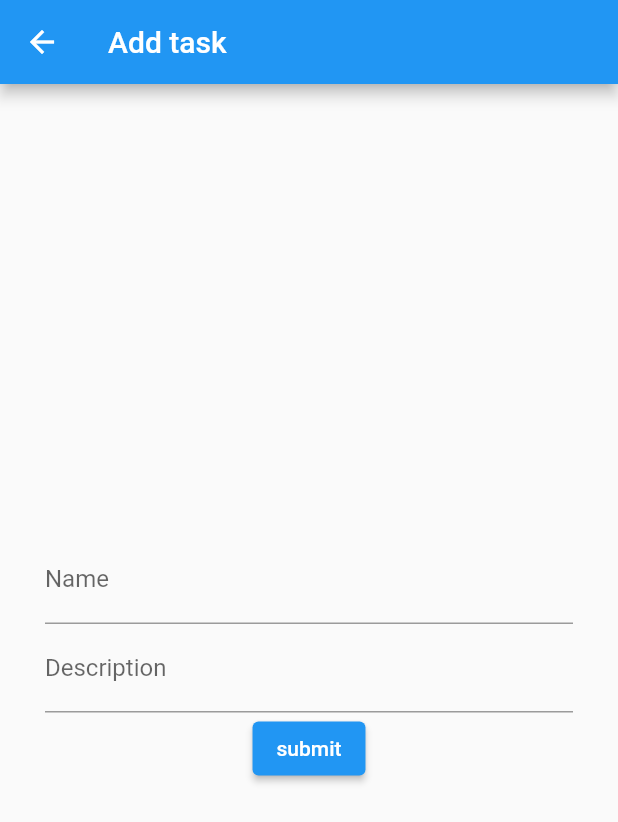
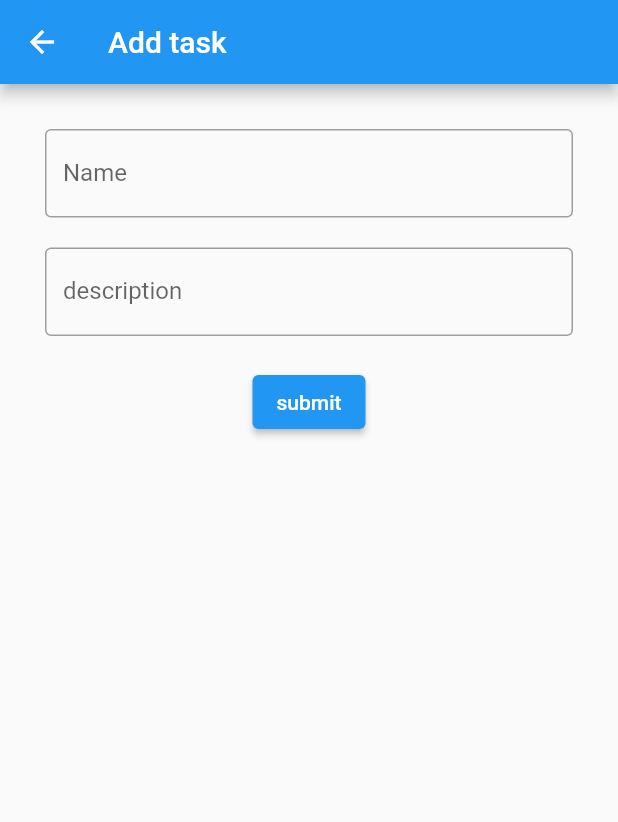
Before and after one commit to Abdullah3010/Flutter-Course, a Flutter app: the screen it shows after launch, after a tap on the "add" icon, on a phone screen of 412 x 824 dp. Shown: the top 822 px of the screen. Run offline on Flutter 3.47's test engine with Material 2 defaults, Android fonts, the phone set to English and light mode, and no system bars; our stand-ins replace bloc, equatable, flutter_bloc, sqflite; accounts and stored records are empty.

Commit message:
session 3,4

```diff
--- a/session2/todo_app/lib/main.dart
+++ b/session2/todo_app/lib/main.dart
@@ -1,5 +1,7 @@
 import 'package:flutter/cupertino.dart';
 import 'package:flutter/material.dart';
+import 'package:flutter_bloc/flutter_bloc.dart';
+import 'package:todo_app/modules/statemangment/bloc/task_bloc.dart';
 import 'package:todo_app/modules/views/tasks_screen.dart';
 
 void main() {
@@ -11,12 +13,19 @@ class MyApp extends StatelessWidget {
 
   @override
   Widget build(BuildContext context) {
-    return MaterialApp(
-      title: 'Flutter Demo',
-      theme: ThemeData(
-        primarySwatch: Colors.blue,
+    return MultiBlocProvider(
+      providers: [
+        BlocProvider<TaskBloc>(
+          create: (context) => TaskBloc(),
+        ),
+      ],
+      child: MaterialApp(
+        title: 'Flutter Demo',
+        theme: ThemeData(
+          primarySwatch: Colors.blue,
+        ),
+        home: TasksScreen(),
       ),
-      home: TasksScreen(),
     );
   }
 }
--- a/session2/todo_app/lib/modules/models/task_model.dart
+++ b/session2/todo_app/lib/modules/models/task_model.dart
@@ -2,7 +2,7 @@ class TaskModel {
   int? id;
   final String name;
   final String description;
-  final bool isDone;
+  bool isDone;
 
   TaskModel({
     this.id,
--- /dev/null
+++ b/session2/todo_app/lib/modules/statemangment/bloc/task_bloc.dart
@@ -0,0 +1,48 @@
+import 'package:bloc/bloc.dart';
+import 'package:equatable/equatable.dart';
+import 'package:todo_app/core/database/database_connection.dart';
+import 'package:todo_app/modules/models/task_model.dart';
+
+part 'task_event.dart';
+part 'task_state.dart';
+
+class TaskBloc extends Bloc<TaskEvent, TaskState> {
+  List<TaskModel>? tasks;
+
+  TaskBloc() : super(TaskInitial()) {
+    on<TaskEvent>(
+      (event, emit) async {
+        if (event is GetAllTasksEvent) {
+          emit(GetAllTasksLoading());
+          await DatabaseConnection.connect();
+          tasks = await DatabaseConnection.getAllTasks();
+          await DatabaseConnection.close();
+          emit(GetAllTasksDone());
+        } else if (event is AddTaskEvent) {
+          emit(AddTasksLoading());
+          await DatabaseConnection.connect();
+          await DatabaseConnection.insertToTasks(event.task);
+          tasks = await DatabaseConnection.getAllTasks();
+          await DatabaseConnection.close();
+          emit(AddTasksDone());
+        } else if (event is DeleteTaskEvent) {
+          emit(DeleteTaskLoading());
+          await DatabaseConnection.connect();
+          await DatabaseConnection.deleteTask(event.id);
+          tasks!.removeWhere((element) => element.id == event.id);
+          await DatabaseConnection.close();
+          emit(DeleteTaskDone());
+        } else if (event is UpdateTaskEvent) {
+          emit(UpdateTaskLoading());
+          await DatabaseConnection.connect();
+          await DatabaseConnection.updateTask(event.task);
+          tasks = await DatabaseConnection.getAllTasks();
+          await DatabaseConnection.close();
+          emit(UpdateTaskDone());
+        } else if (event is UpdateIsDoneEvent) {
+          emit(UpdateIsDoneState(isDone: event.isDone));
+        }
+      },
+    );
+  }
+}
--- /dev/null
+++ b/session2/todo_app/lib/modules/statemangment/bloc/task_event.dart
@@ -0,0 +1,42 @@
+part of 'task_bloc.dart';
+
+abstract class TaskEvent extends Equatable {
+  const TaskEvent();
+
+  @override
+  List<Object> get props => [];
+}
+
+class GetAllTasksEvent extends TaskEvent {}
+
+class AddTaskEvent extends TaskEvent {
+  final TaskModel task;
+
+  const AddTaskEvent({
+    required this.task,
+  });
+}
+
+class DeleteTaskEvent extends TaskEvent {
+  final int id;
+
+  const DeleteTaskEvent({
+    required this.id,
+  });
+}
+
+class UpdateTaskEvent extends TaskEvent {
+  final TaskModel task;
+
+  const UpdateTaskEvent({
+    required this.task,
+  });
+}
+
+class UpdateIsDoneEvent extends TaskEvent {
+  final bool isDone;
+
+  const UpdateIsDoneEvent({
+    required this.isDone,
+  });
+}
--- /dev/null
+++ b/session2/todo_app/lib/modules/statemangment/bloc/task_state.dart
@@ -0,0 +1,37 @@
+part of 'task_bloc.dart';
+
+abstract class TaskState extends Equatable {
+  const TaskState();
+
+  @override
+  List<Object> get props => [];
+}
+
+class TaskInitial extends TaskState {}
+
+class GetAllTasksLoading extends TaskState {}
+
+class GetAllTasksDone extends TaskState {}
+
+class AddTasksLoading extends TaskState {}
+
+class AddTasksDone extends TaskState {}
+
+class DeleteTaskLoading extends TaskState {}
+
+class DeleteTaskDone extends TaskState {}
+
+class UpdateTaskLoading extends TaskState {}
+
+class UpdateTaskDone extends TaskState {}
+
+class UpdateIsDoneState extends TaskState {
+  bool isDone;
+
+  UpdateIsDoneState({
+    required this.isDone,
+  });
+
+  @override
+  List<Object> get props => [isDone];
+}
--- a/session2/todo_app/lib/modules/views/add_task.dart
+++ b/session2/todo_app/lib/modules/views/add_task.dart
@@ -1,30 +1,50 @@
 import 'package:flutter/material.dart';
-import 'package:todo_app/core/database/database_connection.dart';
+import 'package:flutter_bloc/flutter_bloc.dart';
 import 'package:todo_app/modules/models/task_model.dart';
+import 'package:todo_app/modules/statemangment/bloc/task_bloc.dart';
 
 class AddTask extends StatelessWidget {
   TextEditingController nameController = TextEditingController();
   TextEditingController descriptionController = TextEditingController();
   final _formkey = GlobalKey<FormState>();
+  bool isUpdate;
+  TaskModel? task;
+  AddTask({
+    this.isUpdate = false,
+    this.task,
+    super.key,
+  });
   @override
   Widget build(BuildContext context) {
+    nameController.text = task?.name ?? '';
+    descriptionController.text = task?.description ?? '';
+    return BlocBuilder<TaskBloc, TaskState>(
+      builder: (context, state) {
+        print("state =========> $state");
+        final bloc = BlocProvider.of<TaskBloc>(context);
         return Scaffold(
           appBar: AppBar(
-        title: Text('Add task'),
+            title: Text(isUpdate ? 'Update task' : 'Add task'),
           ),
-      body: Column(
+          body: SingleChildScrollView(
+            child: Column(
               mainAxisAlignment: MainAxisAlignment.center,
               children: [
                 Container(
-            margin: EdgeInsets.all(30),
+                  margin: const EdgeInsets.all(30),
                   child: Form(
                     key: _formkey,
                     child: Column(
                       children: [
                         TextFormField(
                           controller: nameController,
-                    decoration: InputDecoration(
+                          decoration: const InputDecoration(
                             labelText: 'Name',
+                            enabledBorder: OutlineInputBorder(
+                              borderSide: BorderSide(
+                                color: Colors.grey,
+                              ),
+                            ),
                           ),
                           validator: (value) {
                             if (value!.isEmpty) {
@@ -33,10 +53,18 @@ class AddTask extends StatelessWidget {
                             return null;
                           },
                         ),
+                        const SizedBox(
+                          height: 20,
+                        ),
                         TextFormField(
                           controller: descriptionController,
-                    decoration: InputDecoration(
-                      labelText: 'Description',
+                          decoration: const InputDecoration(
+                            labelText: 'description',
+                            enabledBorder: OutlineInputBorder(
+                              borderSide: BorderSide(
+                                color: Colors.grey,
+                              ),
+                            ),
                           ),
                           validator: (value) {
                             if (value!.isEmpty) {
@@ -45,19 +73,44 @@ class AddTask extends StatelessWidget {
                             return null;
                           },
                         ),
+                        const SizedBox(
+                          height: 20,
+                        ),
+                        if (isUpdate) ...{
+                          Row(
+                            children: [
+                              Checkbox(
+                                value: task?.isDone ?? false,
+                                onChanged: (value) {
+                                  task?.isDone = value!;
+                                  bloc.add(UpdateIsDoneEvent(isDone: value!));
+                                },
+                              ),
+                              const Text('is done'),
+                            ],
+                          ),
+                          const SizedBox(
+                            height: 20,
+                          ),
+                        },
                         ElevatedButton(
                           onPressed: () async {
                             if (_formkey.currentState!.validate()) {
-                        final task = TaskModel(
+                              final newTask = TaskModel(
+                                id: isUpdate ? task?.id : null,
                                 name: nameController.text,
                                 description: descriptionController.text,
-                          isDone: false,
+                                isDone: task?.isDone ?? false,
                               );
-                        await DatabaseConnection.insertToTasks(task);
+                              if (isUpdate) {
+                                bloc.add(UpdateTaskEvent(task: newTask));
+                              } else {
+                                bloc.add(AddTaskEvent(task: newTask));
+                              }
                               Navigator.pop(context);
                             }
                           },
-                    child: Text('submit'),
+                          child: Text(isUpdate ? 'Update' : 'submit'),
                         )
                       ],
                     ),
@@ -65,6 +118,9 @@ class AddTask extends StatelessWidget {
                 ),
               ],
             ),
+          ),
+        );
+      },
     );
   }
 }
--- /dev/null
+++ b/session2/todo_app/lib/modules/views/all_tasks_screen.dart
@@ -0,0 +1,26 @@
+import 'package:flutter/material.dart';
+import 'package:flutter_bloc/flutter_bloc.dart';
+import 'package:todo_app/modules/statemangment/bloc/task_bloc.dart';
+import 'package:todo_app/modules/widgets/task_widget.dart';
+
+class AllTasksScreen extends StatelessWidget {
+  @override
+  Widget build(BuildContext context) {
+    return BlocBuilder<TaskBloc, TaskState>(
+      builder: (context, state) {
+        final bloc = BlocProvider.of<TaskBloc>(context);
+        return state is GetAllTasksLoading
+            ? const CircularProgressIndicator()
+            : ListView.builder(
+                itemCount: bloc.tasks?.length ?? 0,
+                physics: const BouncingScrollPhysics(),
+                itemBuilder: (context, index) {
+                  return TaskWidget(
+                    task: bloc.tasks![index],
+                  );
+                },
+              );
+      },
+    );
+  }
+}
--- /dev/null
+++ b/session2/todo_app/lib/modules/views/complete_screen.dart
@@ -0,0 +1,12 @@
+import 'package:flutter/material.dart';
+
+class CompleteTasksScreen extends StatelessWidget {
+  const CompleteTasksScreen({super.key});
+
+  @override
+  Widget build(BuildContext context) {
+    return const Center(
+      child: Text('Complete Tasks'),
+    );
+  }
+}
--- a/session2/todo_app/lib/modules/views/tasks_screen.dart
+++ b/session2/todo_app/lib/modules/views/tasks_screen.dart
@@ -1,46 +1,41 @@
 import 'package:flutter/material.dart';
-import 'package:todo_app/core/database/database_connection.dart';
-import 'package:todo_app/modules/models/task_model.dart';
+import 'package:flutter_bloc/flutter_bloc.dart';
+import 'package:todo_app/modules/statemangment/bloc/task_bloc.dart';
 import 'package:todo_app/modules/views/add_task.dart';
+import 'package:todo_app/modules/views/all_tasks_screen.dart';
+import 'package:todo_app/modules/views/complete_screen.dart';
+import 'package:todo_app/modules/views/uncomplete_screen.dart';
 import 'package:todo_app/modules/widgets/task_widget.dart';
 
 class TasksScreen extends StatefulWidget {
-  const TasksScreen({Key? key}) : super(key: key);
+  TasksScreen({super.key});
 
   @override
   State<TasksScreen> createState() => _TasksScreenState();
 }
 
 class _TasksScreenState extends State<TasksScreen> {
-  List<TaskModel> tasks = [];
   int currentIndex = 0;
-  @override
-  void initState() {
-    super.initState();
-    initDatabase();
-  }
 
-  void initDatabase() async {
-    await DatabaseConnection.connect();
-    tasks = await DatabaseConnection.getAllTasks();
-    setState(() {});
-  }
-
+  List<Widget> screens = [
+    AllTasksScreen(),
+    const CompleteTasksScreen(),
+    const UncompleteTasksScreen(),
+  ];
   @override
   Widget build(BuildContext context) {
+    return BlocBuilder<TaskBloc, TaskState>(
+      builder: (context, state) {
+        print("state =========> $state");
+        final bloc = BlocProvider.of<TaskBloc>(context);
+        if (state is TaskInitial) {
+          bloc.add(GetAllTasksEvent());
+        }
         return Scaffold(
           appBar: AppBar(
             title: const Text('Tasks'),
           ),
-      body: ListView.builder(
-        itemCount: tasks.length,
-        physics: const BouncingScrollPhysics(),
-        itemBuilder: (context, index) {
-          return TaskWidget(
-            task: tasks[index],
-          );
-        },
-      ),
+          body: screens[currentIndex],
           floatingActionButton: FloatingActionButton(
             onPressed: () {
               Navigator.push(
@@ -48,30 +43,34 @@ class _TasksScreenState extends State<TasksScreen> {
                 MaterialPageRoute(
                   builder: (context) => AddTask(),
                 ),
-          ).then((value) async {
-            tasks = await DatabaseConnection.getAllTasks();
-            setState(() {});
-          });
+              );
             },
             child: const Icon(Icons.add),
           ),
           bottomNavigationBar: BottomNavigationBar(
             currentIndex: currentIndex,
-        items: [
+            onTap: (index) {
+              setState(() {
+                currentIndex = index;
+              });
+            },
+            items: const [
               BottomNavigationBarItem(
-            icon: Icon(Icons.home),
-            label: 'home',
+                icon: Icon(Icons.task),
+                label: 'Tasks',
               ),
               BottomNavigationBarItem(
-            icon: Icon(Icons.home),
-            label: 'test',
+                icon: Icon(Icons.done_all_outlined),
+                label: 'completed',
               ),
               BottomNavigationBarItem(
-            icon: Icon(Icons.home),
-            label: 'ds',
+                icon: Icon(Icons.delete_sweep_rounded),
+                label: 'uncompleted',
               ),
             ],
           ),
         );
+      },
+    );
   }
 }
--- /dev/null
+++ b/session2/todo_app/lib/modules/views/uncomplete_screen.dart
@@ -0,0 +1,12 @@
+import 'package:flutter/material.dart';
+
+class UncompleteTasksScreen extends StatelessWidget {
+  const UncompleteTasksScreen({super.key});
+
+  @override
+  Widget build(BuildContext context) {
+    return const Center(
+      child: Text('uncomplete Tasks'),
+    );
+  }
+}
--- a/session2/todo_app/lib/modules/widgets/task_widget.dart
+++ b/session2/todo_app/lib/modules/widgets/task_widget.dart
@@ -1,5 +1,8 @@
 import 'package:flutter/material.dart';
+import 'package:flutter_bloc/flutter_bloc.dart';
 import 'package:todo_app/modules/models/task_model.dart';
+import 'package:todo_app/modules/statemangment/bloc/task_bloc.dart';
+import 'package:todo_app/modules/views/add_task.dart';
 
 class TaskWidget extends StatelessWidget {
   const TaskWidget({
@@ -10,7 +13,19 @@ class TaskWidget extends StatelessWidget {
   final TaskModel task;
   @override
   Widget build(BuildContext context) {
-    return Container(
+    return InkWell(
+      onTap: () {
+        Navigator.push(
+          context,
+          MaterialPageRoute(
+            builder: (context) => AddTask(
+              isUpdate: true,
+              task: task,
+            ),
+          ),
+        );
+      },
+      child: Container(
         width: double.infinity,
         height: 85,
         margin: const EdgeInsets.all(10),
@@ -26,6 +41,10 @@ class TaskWidget extends StatelessWidget {
             topLeft: Radius.circular(3),
             bottomLeft: Radius.circular(10),
           ),
+          // border: Border.all(
+          //   color: Colors.grey,
+          //   width: 1,
+          // ),
         ),
         child: Row(
           children: [
@@ -57,7 +76,11 @@ class TaskWidget extends StatelessWidget {
             const Spacer(),
             IconButton(
               onPressed: () {
-              print("icon pressed");
+                BlocProvider.of<TaskBloc>(context).add(
+                  DeleteTaskEvent(
+                    id: task.id ?? 0,
+                  ),
+                );
               },
               icon: const Icon(
                 Icons.delete_outline,
@@ -67,6 +90,7 @@ class TaskWidget extends StatelessWidget {
             ),
           ],
         ),
+      ),
     );
   }
 }
```
Also changed, not shown: session2/todo_app/pubspec.yaml (+5 -4 lines), session2/todo_app/pubspec.lock, 1 other file. Lines whose indentation alone changed are shown as unchanged.
